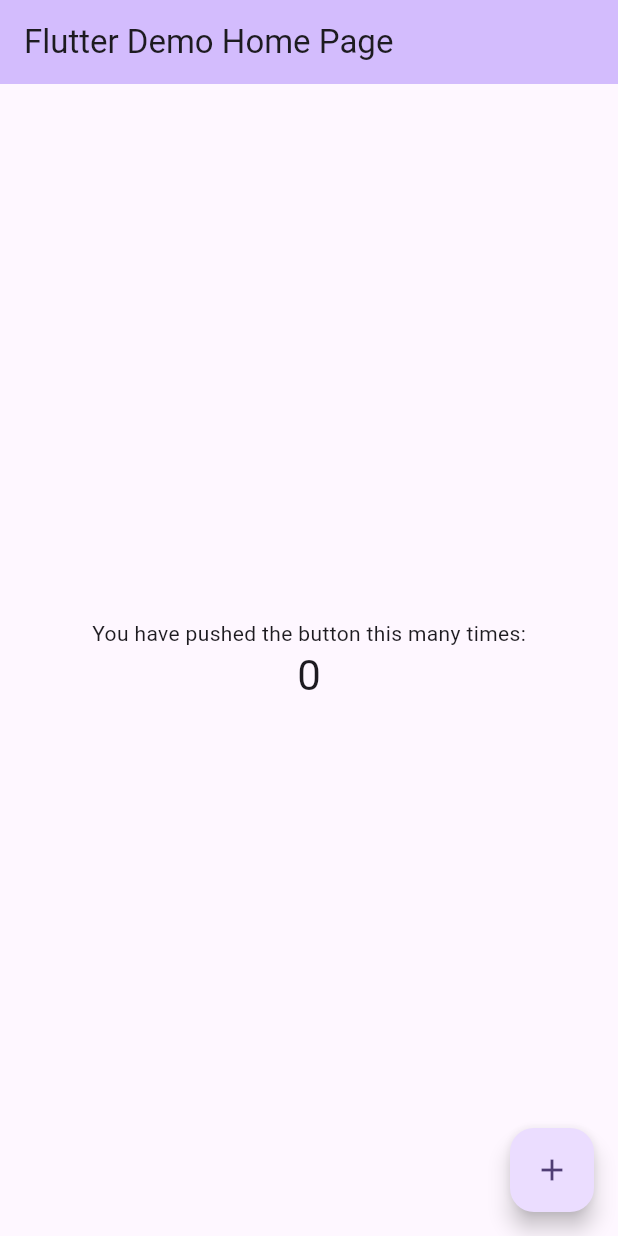
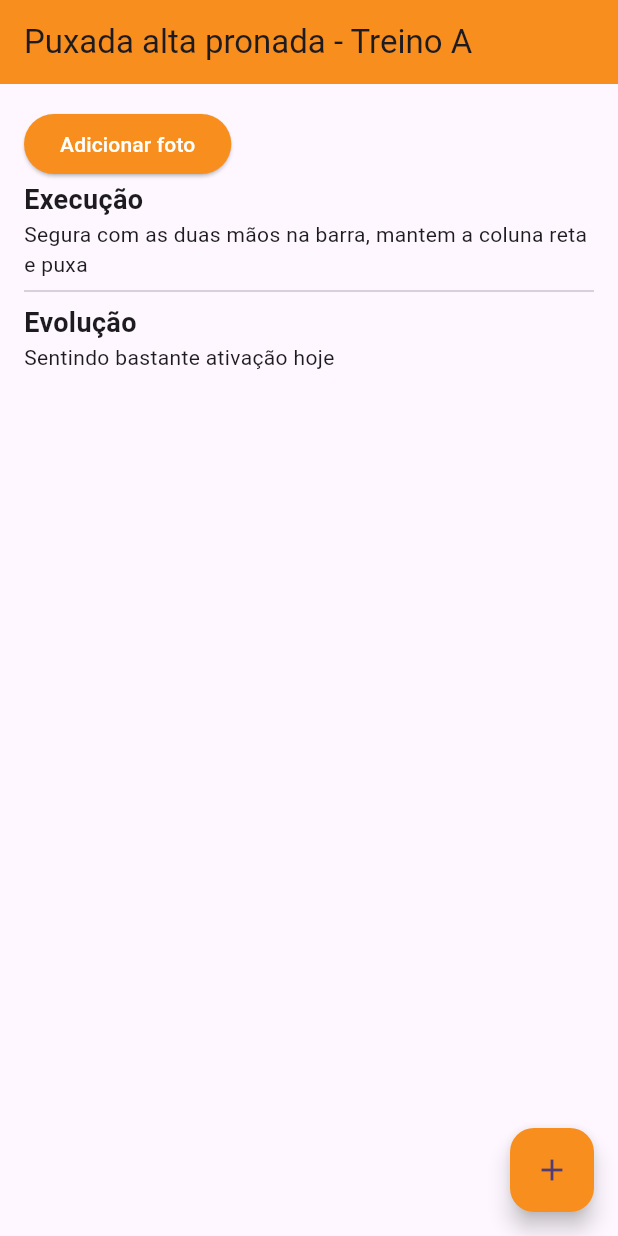
Before and after one commit to GustaDuarte/gym-easy, a Flutter app: the screen it shows after launch, on a phone screen of 412 x 824 dp. Run offline on Flutter 3.47's test engine with Material 3 defaults, Android fonts, the phone set to English and light mode, and no system bars.

Commit message:
:sparkles: feat: Screen exercise

```diff
--- a/lib/main.dart
+++ b/lib/main.dart
@@ -1,4 +1,5 @@
 import 'package:flutter/material.dart';
+import 'package:flutter_projects/screens/exercise.dart';
 
 void main() {
   runApp(const MyApp());
@@ -7,116 +8,14 @@ void main() {
 class MyApp extends StatelessWidget {
   const MyApp({super.key});
 
-  // This widget is the root of your application.
   @override
   Widget build(BuildContext context) {
     return MaterialApp(
       title: 'Flutter Demo',
       theme: ThemeData(
-        // This is the theme of your application.
-        //
-        // TRY THIS: Try running your application with "flutter run". You'll see
-        // the application has a purple toolbar. Then, without quitting the app,
-        // try changing the seedColor in the colorScheme below to Colors.green
-        // and then invoke "hot reload" (save your changes or press the "hot
-        // reload" button in a Flutter-supported IDE, or press "r" if you used
-        // the command line to start the app).
-        //
-        // Notice that the counter didn't reset back to zero; the application
-        // state is not lost during the reload. To reset the state, use hot
-        // restart instead.
-        //
-        // This works for code too, not just values: Most code changes can be
-        // tested with just a hot reload.
         colorScheme: ColorScheme.fromSeed(seedColor: Colors.deepPurple),
       ),
-      home: const MyHomePage(title: 'Flutter Demo Home Page'),
+      home: ExerciseScreen(),
     );
   }
 }
-
-class MyHomePage extends StatefulWidget {
-  const MyHomePage({super.key, required this.title});
-
-  // This widget is the home page of your application. It is stateful, meaning
-  // that it has a State object (defined below) that contains fields that affect
-  // how it looks.
-
-  // This class is the configuration for the state. It holds the values (in this
-  // case the title) provided by the parent (in this case the App widget) and
-  // used by the build method of the State. Fields in a Widget subclass are
-  // always marked "final".
-
-  final String title;
-
-  @override
-  State<MyHomePage> createState() => _MyHomePageState();
-}
-
-class _MyHomePageState extends State<MyHomePage> {
-  int _counter = 0;
-
-  void _incrementCounter() {
-    setState(() {
-      // This call to setState tells the Flutter framework that something has
-      // changed in this State, which causes it to rerun the build method below
-      // so that the display can reflect the updated values. If we changed
-      // _counter without calling setState(), then the build method would not be
-      // called again, and so nothing would appear to happen.
-      _counter++;
-    });
-  }
-
-  @override
-  Widget build(BuildContext context) {
-    // This method is rerun every time setState is called, for instance as done
-    // by the _incrementCounter method above.
-    //
-    // The Flutter framework has been optimized to make rerunning build methods
-    // fast, so that you can just rebuild anything that needs updating rather
-    // than having to individually change instances of widgets.
-    return Scaffold(
-      appBar: AppBar(
-        // TRY THIS: Try changing the color here to a specific color (to
-        // Colors.amber, perhaps?) and trigger a hot reload to see the AppBar
-        // change color while the other colors stay the same.
-        backgroundColor: Theme.of(context).colorScheme.inversePrimary,
-        // Here we take the value from the MyHomePage object that was created by
-        // the App.build method, and use it to set our appbar title.
-        title: Text(widget.title),
-      ),
-      body: Center(
-        // Center is a layout widget. It takes a single child and positions it
-        // in the middle of the parent.
-        child: Column(
-          // Column is also a layout widget. It takes a list of children and
-          // arranges them vertically. By default, it sizes itself to fit its
-          // children horizontally, and tries to be as tall as its parent.
-          //
-          // Column has various properties to control how it sizes itself and
-          // how it positions its children. Here we use mainAxisAlignment to
-          // center the children vertically; the main axis here is the vertical
-          // axis because Columns are vertical (the cross axis would be
-          // horizontal).
-          //
-          // TRY THIS: Invoke "debug painting" (choose the "Toggle Debug Paint"
-          // action in the IDE, or press "p" in the console), to see the
-          // wireframe for each widget.
-          mainAxisAlignment: MainAxisAlignment.center,
-          children: <Widget>[
-            const Text('You have pushed the button this many times:'),
-            Text(
-              '$_counter',
-              style: Theme.of(context).textTheme.headlineMedium,
-            ),
-          ],
-        ),
-      ),
-      floatingActionButton: FloatingActionButton(
-        onPressed: _incrementCounter,
-        tooltip: 'Increment',
-        child: const Icon(Icons.add),
-      ), // This trailing comma makes auto-formatting nicer for build methods.
-    );
-  }
-}
--- /dev/null
+++ b/lib/screens/exercise.dart
@@ -0,0 +1,46 @@
+import 'package:flutter/material.dart';
+
+class ExerciseScreen extends StatelessWidget {
+  const ExerciseScreen({super.key});
+
+  @override
+  Widget build(BuildContext context) {
+    return Scaffold(
+      appBar: AppBar(
+        title: const Text("Puxada alta pronada - Treino A"),
+        backgroundColor: Color(0xFFF78E1E),
+      ),
+      floatingActionButton: FloatingActionButton(
+        backgroundColor: Color(0xFFF78E1E),
+        onPressed: (){
+          print("Adicionado com sucesso");
+        },
+        child: const Icon(Icons.add),),
+      body: Padding(
+        padding: const EdgeInsets.all(16.0),
+        child: Column(
+          crossAxisAlignment: CrossAxisAlignment.start,
+            children: [
+            ElevatedButton(
+              style: ElevatedButton.styleFrom(
+                backgroundColor: Color(0xFFF78E1E),
+                foregroundColor: Colors.white,
+              ),
+                onPressed: (){},
+                child: Text("Adicionar foto")),
+            const Text("Execução", style: TextStyle(
+              fontWeight: FontWeight.bold,
+              fontSize: 18),
+            ),
+            const Text("Segura com as duas mãos na barra, mantem a coluna reta e puxa"),
+            const Divider(),
+            const Text("Evolução", style: TextStyle(
+                fontWeight: FontWeight.bold,
+                fontSize: 18),
+            ),
+            const Text("Sentindo bastante ativação hoje"),
+        ],),
+      ),
+    );
+  }
+}
```
